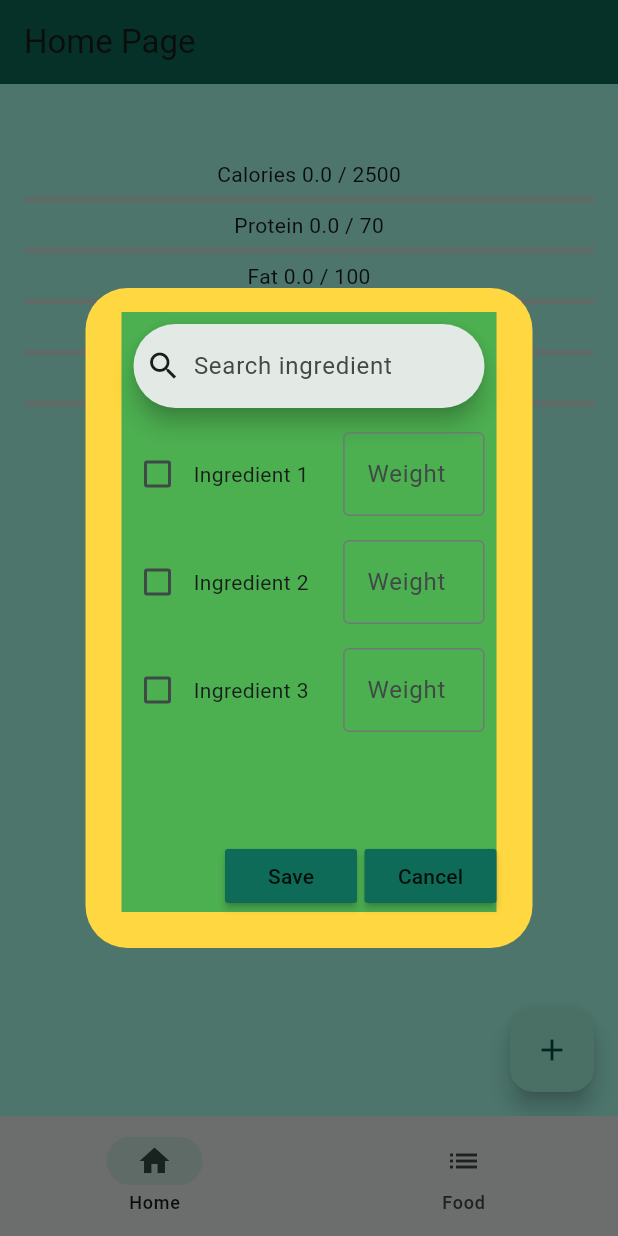
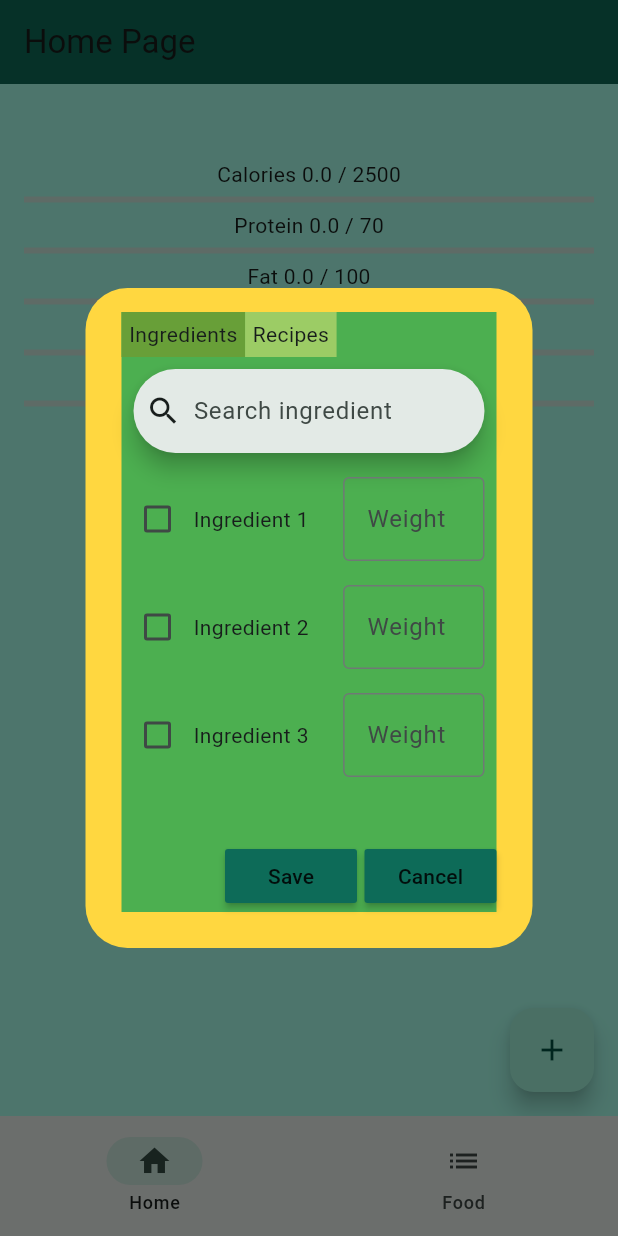
Before and after one commit to MatasMotiejunas/Food-Tracker-Flutter-App, a Flutter app: the screen it shows after launch, after a tap on the "add" icon, on a phone screen of 412 x 824 dp. Run offline on Flutter 3.47's test engine with Material 3 defaults, Android fonts, the phone set to English and light mode, and no system bars; our stand-ins replace hive_flutter; accounts and stored records are empty.

Commit message:
Deleting Ingredients and Recipes. Adding Recipes to Day.eaten. Deleting Ingredients and Recipes from Day.eaten

```diff
--- a/lib/pages/foodPage.dart
+++ b/lib/pages/foodPage.dart
@@ -2,6 +2,7 @@ import 'package:flutter/material.dart';
 import 'package:flutter_application_1/data/database.dart';
 import 'package:flutter_application_1/utils/addIngredient.dart';
 import 'package:flutter_application_1/utils/addRecipe.dart';
+import 'package:flutter_application_1/utils/constants.dart';
 import 'package:flutter_application_1/utils/functions.dart';
 import 'package:flutter_application_1/utils/ingredientSubpage.dart';
 import 'package:flutter_application_1/utils/recipeSubpage.dart';
@@ -120,6 +121,38 @@ class _FoodPageState extends State<FoodPage> {
     });
   }
 
+
+  void removeIngredient(String name, double weight){
+    setState(() {
+      List ingredients = widget.db.ingredientList;
+
+      for(var ing in ingredients){
+        if(ing[NAME] == name){
+          ingredients.remove(ing);
+          break;
+        }
+      }
+    });
+
+    widget.db.updateFoodDatabase();
+  }
+
+
+  void removeRecipe(String name){
+    setState(() {
+      List recipes = widget.db.recipeList;
+
+      for(var rec in recipes){
+        if(rec[0] == name){
+          recipes.remove(rec);
+          break;
+        }
+      }
+    });
+
+    widget.db.updateFoodDatabase();
+  }
+
   void resetHive(){
     setState(() {
       myBox.clear();
@@ -149,8 +182,8 @@ class _FoodPageState extends State<FoodPage> {
 
           //Show the chosen List
           selected == "Ingredients" ?
-            IngredientSubpage(list: widget.db.ingredientList) :
-            RecipeSubpage(recipeList: widget.db.recipeList,)
+            IngredientSubpage(list: widget.db.ingredientList, removeIngredient: removeIngredient,) :
+            RecipeSubpage(recipeList: widget.db.recipeList, removeRecipe: removeRecipe)
         ],
       ),
 
--- a/lib/utils/addToDay.dart
+++ b/lib/utils/addToDay.dart
@@ -1,25 +1,33 @@
 import 'package:flutter/material.dart';
 import 'package:flutter_application_1/utils/IngList.dart';
 import 'package:flutter_application_1/utils/constants.dart';
+import 'package:flutter_application_1/utils/recipeList.dart';
 import 'package:flutter_application_1/utils/searchBar.dart';
+import 'package:flutter_application_1/utils/selectedButton.dart';
 
 class AddToDay extends StatefulWidget {
 
   final List ingredients;
+  final List recipes;
   final List<TextEditingController> weightControllers;
-  List<int> isChecked;
+  List<int> isCheckedIng = [];
+  List<int> isCheckedRec = [];
   List<int> showIngredientIndex = [];
+  List<int> showRecipeIndex = [];
 
-  final void Function(List<int>, List<TextEditingController>) onSave;
+  String selected = "Ingredients";
+
+  final void Function(List<int>, List<TextEditingController>, List<int>) onSave;
   final VoidCallback onCancel;
 
   AddToDay({super.key,
   required this.ingredients,
+  required this.recipes,
   required this.weightControllers,
-  required this.isChecked,
   required this.onSave,
   required this.onCancel}){
     showIngredientIndex = List.generate(ingredients.length, (i) => i);
+    showRecipeIndex = List.generate(recipes.length, (i) => i);
   }
 
   @override
@@ -30,6 +38,7 @@ class _AddToDayState extends State<AddToDay> {
 
   void checkName(String search){
     setState(() {
+      if(widget.selected == "Ingredients"){
         if (search.isEmpty) {
           widget.showIngredientIndex = List.generate(widget.ingredients.length, (i) => i);
         }else{
@@ -38,9 +47,26 @@ class _AddToDayState extends State<AddToDay> {
               if(widget.ingredients[i][NAME].toLowerCase().contains(search.toLowerCase()))
                 i
           ];
-
+        }
+      }else{
+        if(search.isEmpty){
+          widget.showRecipeIndex = List.generate(widget.recipes.length, (i) => i);
+        }else{
+          widget.showRecipeIndex = [
+            for(int i=0; i<widget.recipes.length; i++)
+              if(widget.recipes[i][0].toLowerCase().contains(search.toLowerCase()))
+                i
+          ];
+        }
       }
 
+    });
+  }
+
+
+  void changeSelected(String select){
+    setState(() {
+      widget.selected = select;
     });
   }
 
@@ -54,12 +80,26 @@ class _AddToDayState extends State<AddToDay> {
         color: Colors.green,
         child: Column(
           children: [
+            Row(
+              children:[
+                SelectButton(text: "Ingredients", selectedText: widget.selected, changeSelected: changeSelected),
+                SelectButton(text: "Recipes", selectedText: widget.selected, changeSelected: changeSelected),
+
+              ]
+            ),
+
             MySearchBar(check: checkName),
 
+            widget.selected == "Ingredients" ?
               IngredientList(showIngredientIndex: widget.showIngredientIndex,
-              isChecked: widget.isChecked,
+                isChecked: widget.isCheckedIng,
                 ingredients: widget.ingredients,
-              weightControllers: widget.weightControllers),
+                weightControllers: widget.weightControllers) :
+              RecipeList(showRecipeIndex: widget.showRecipeIndex,
+                isChecked: widget.isCheckedRec,
+                recipes: widget.recipes,),
+
+
 
             //Save and Cancel Buttons
             Row(
@@ -67,7 +107,7 @@ class _AddToDayState extends State<AddToDay> {
               children: [
                 MaterialButton(
                   color: Theme.of(context).primaryColor,
-                  onPressed: () => widget.onSave(widget.isChecked, widget.weightControllers),
+                  onPressed: () => widget.onSave(widget.isCheckedIng, widget.weightControllers, widget.isCheckedRec),
                   child: Text("Save"),
                 ),
 
--- a/lib/utils/dayData.dart
+++ b/lib/utils/dayData.dart
@@ -15,8 +15,14 @@ class DayData extends StatelessWidget {
 
   DayData({super.key, required this.date, required this.eaten}){
     date = DateTime(date.year, date.month, date.day);
+    print("Eaten: $eaten");
     for(var food in eaten){
-      addValues(food[1]);
+      if(food[0] == INGREDIENT){
+        addValues(food[1]);
+      }else{
+        addValuesRecipe(food[1]);
+      }
+
     }
   }
 
@@ -50,6 +56,14 @@ class DayData extends StatelessWidget {
 
   }
 
+  void addValuesRecipe(List recipe){
+    List ingredients = recipe[1];
+
+    for(var ing in ingredients){
+      addValues(ing);
+    }
+  }
+
   void addRecipe(List recipe){
     List ingredients = recipe[1];
 
@@ -58,7 +72,6 @@ class DayData extends StatelessWidget {
     }
 
     eaten.add([RECIPE, recipe]);
-
   }
 
   @override
--- a/lib/utils/ingredient.dart
+++ b/lib/utils/ingredient.dart
@@ -29,8 +29,7 @@ class Ingredient extends StatelessWidget {
           color: Colors.green,
           borderRadius: BorderRadius.circular(12),
         ),
-        child: weight == 0.0 ? Text("$name \n Calories: $caloriesPer100g \n Protein: $proteinPer100g \n Fat: $fatPer100g \n Carbs: $carbsPer100g \n Fiber: $fiberPer100g") :
-          Row(children:[
+        child: Row(children:[
             Text("$name \n Calories: $caloriesPer100g \n Protein: $proteinPer100g \n Fat: $fatPer100g \n Carbs: $carbsPer100g \n Fiber: $fiberPer100g\n Weight: $weight"),
             GestureDetector(
               onTap: () => removeIngredient(name, weight),
--- a/lib/utils/ingredientSubpage.dart
+++ b/lib/utils/ingredientSubpage.dart
@@ -7,8 +7,9 @@ import 'package:flutter_application_1/utils/ingredient.dart';
 //
 class IngredientSubpage extends StatelessWidget {
   final List list;
+  final Function(String, double) removeIngredient;
 
-  const IngredientSubpage({super.key, required this.list});
+  const IngredientSubpage({super.key, required this.list, required this.removeIngredient});
 
   @override
   Widget build(BuildContext context) {
@@ -24,7 +25,7 @@ class IngredientSubpage extends StatelessWidget {
                 carbsPer100g: list[index][CARBS],
                 fiberPer100g: list[index][FIBER],
                 weight: 0.0,
-                removeIngredient: (String name, double weight){},);
+                removeIngredient: removeIngredient,);
             },
 
           )
--- a/lib/utils/recipeSubpage.dart
+++ b/lib/utils/recipeSubpage.dart
@@ -6,8 +6,9 @@ import 'package:flutter_application_1/utils/recipe.dart';
 //
 class RecipeSubpage extends StatelessWidget {
   final List recipeList;
+  final Function(String) removeRecipe;
 
-  const RecipeSubpage({super.key, required this.recipeList});
+  const RecipeSubpage({super.key, required this.recipeList, required this.removeRecipe});
 
   @override
   Widget build(BuildContext context) {
@@ -20,6 +21,7 @@ class RecipeSubpage extends StatelessWidget {
               return Recipe(
                 name: recipeList[index][0],
                 ingredients: recipeList[index][1],
+                removeRecipe: removeRecipe,
               );
             },
           ),
--- a/lib/utils/showEaten.dart
+++ b/lib/utils/showEaten.dart
@@ -1,13 +1,16 @@
 import 'package:flutter/material.dart';
 import 'package:flutter_application_1/utils/constants.dart';
 import 'package:flutter_application_1/utils/ingredient.dart';
+import 'package:flutter_application_1/utils/recipe.dart';
 
 class ShowEaten extends StatelessWidget {
 
   final List list;
   final Function(String, double) removeIngredient;
+  final Function(String) removeRecipe;
 
-  const ShowEaten({super.key, required this.list, required this.removeIngredient});
+  const ShowEaten({super.key, required this.list,
+  required this.removeIngredient, required this.removeRecipe});
 
   @override
   Widget build(BuildContext context) {
@@ -15,7 +18,7 @@ class ShowEaten extends StatelessWidget {
       child: ListView.builder(
           itemCount: list.length,
           itemBuilder: (context, index){
-            if(list[index][0] == 0){
+            if(list[index][0] == INGREDIENT){
               return Ingredient(
                   name: list[index][1][NAME],
                   caloriesPer100g: list[index][1][CALORIES],
@@ -25,6 +28,11 @@ class ShowEaten extends StatelessWidget {
                   fiberPer100g: list[index][1][FIBER],
                   weight: list[index][1][WEIGHT],
                   removeIngredient: removeIngredient,);
+            }else{
+              return Recipe(
+                name: list[index][1][0],
+                ingredients: list[index][1][1],
+                removeRecipe: removeRecipe);
             }
 
         },
```
Also changed, not shown: lib/pages/homePage.dart (+40 -30 lines), lib/utils/recipe.dart (+17 -4 lines), lib/utils/recipeList.dart (added, +50 -0 lines). Lines whose indentation alone changed are shown as unchanged.
